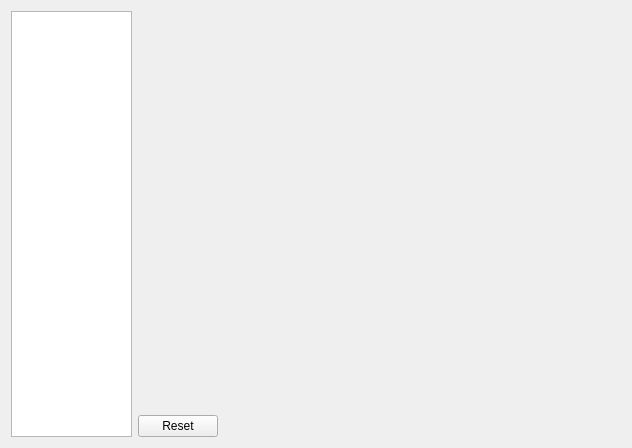
Qt form source/wnd/roboconfig.ui (ww4u/mct-t4) before a commit.
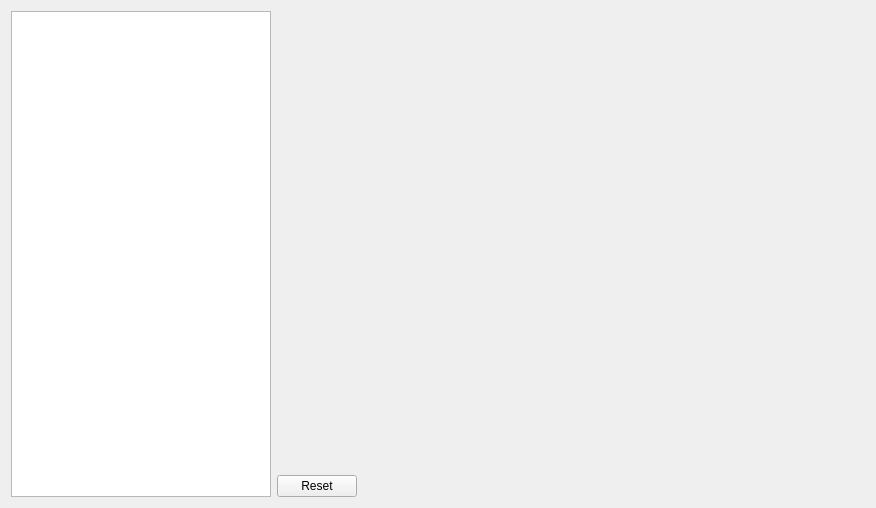
The same form after that commit.

```diff
--- a/source/wnd/roboconfig.ui
+++ b/source/wnd/roboconfig.ui
@@ -6,8 +6,8 @@
    <rect>
     <x>0</x>
     <y>0</y>
-    <width>632</width>
-    <height>448</height>
+    <width>876</width>
+    <height>508</height>
    </rect>
   </property>
   <property name="sizePolicy">
@@ -16,9 +16,15 @@
     <verstretch>0</verstretch>
    </sizepolicy>
   </property>
+  <property name="minimumSize">
+   <size>
+    <width>0</width>
+    <height>0</height>
+   </size>
+  </property>
   <property name="maximumSize">
    <size>
-    <width>65535</width>
+    <width>16777215</width>
     <height>16777215</height>
    </size>
   </property>
@@ -26,17 +32,23 @@
    <string>Form</string>
   </property>
   <layout class="QGridLayout" name="gridLayout">
-   <item row="0" column="1">
+   <item row="1" column="1">
     <widget class="QStackedWidget" name="stackedWidget">
      <property name="sizePolicy">
       <sizepolicy hsizetype="Preferred" vsizetype="Preferred">
-       <horstretch>4</horstretch>
+       <horstretch>0</horstretch>
        <verstretch>0</verstretch>
       </sizepolicy>
      </property>
+     <property name="minimumSize">
+      <size>
+       <width>0</width>
+       <height>0</height>
+      </size>
+     </property>
      <property name="maximumSize">
       <size>
-       <width>65535</width>
+       <width>16777215</width>
        <height>16777215</height>
       </size>
      </property>
@@ -44,6 +56,12 @@
    </item>
    <item row="2" column="1">
     <widget class="QDialogButtonBox" name="buttonBox">
+     <property name="sizePolicy">
+      <sizepolicy hsizetype="Preferred" vsizetype="Fixed">
+       <horstretch>0</horstretch>
+       <verstretch>0</verstretch>
+      </sizepolicy>
+     </property>
      <property name="standardButtons">
       <set>QDialogButtonBox::Reset</set>
      </property>
@@ -52,14 +70,23 @@
      </property>
     </widget>
    </item>
-   <item row="0" column="0" rowspan="3">
+   <item row="1" column="0" rowspan="2">
     <widget class="QTreeWidget" name="treeWidget">
      <property name="sizePolicy">
       <sizepolicy hsizetype="Preferred" vsizetype="Preferred">
-       <horstretch>1</horstretch>
+       <horstretch>0</horstretch>
        <verstretch>0</verstretch>
       </sizepolicy>
      </property>
+     <property name="minimumSize">
+      <size>
+       <width>260</width>
+       <height>0</height>
+      </size>
+     </property>
+     <property name="frameShape">
+      <enum>QFrame::StyledPanel</enum>
+     </property>
      <property name="autoScrollMargin">
       <number>10</number>
      </property>
```
